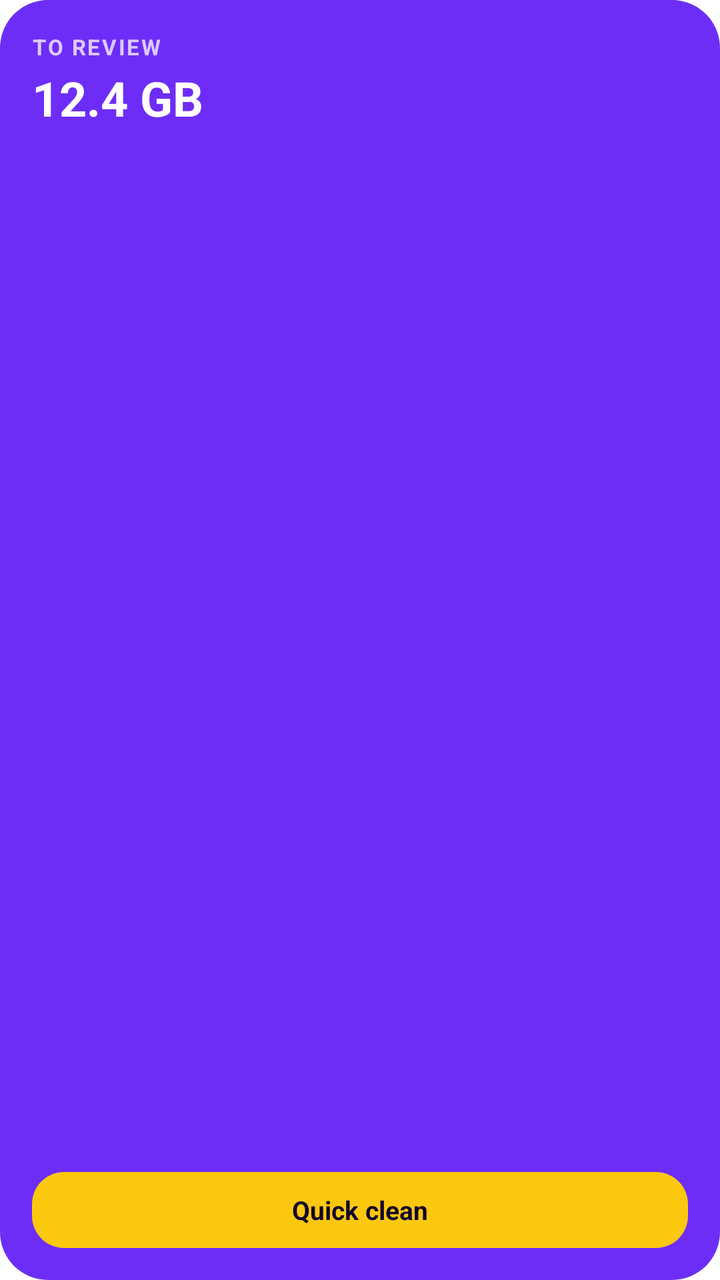
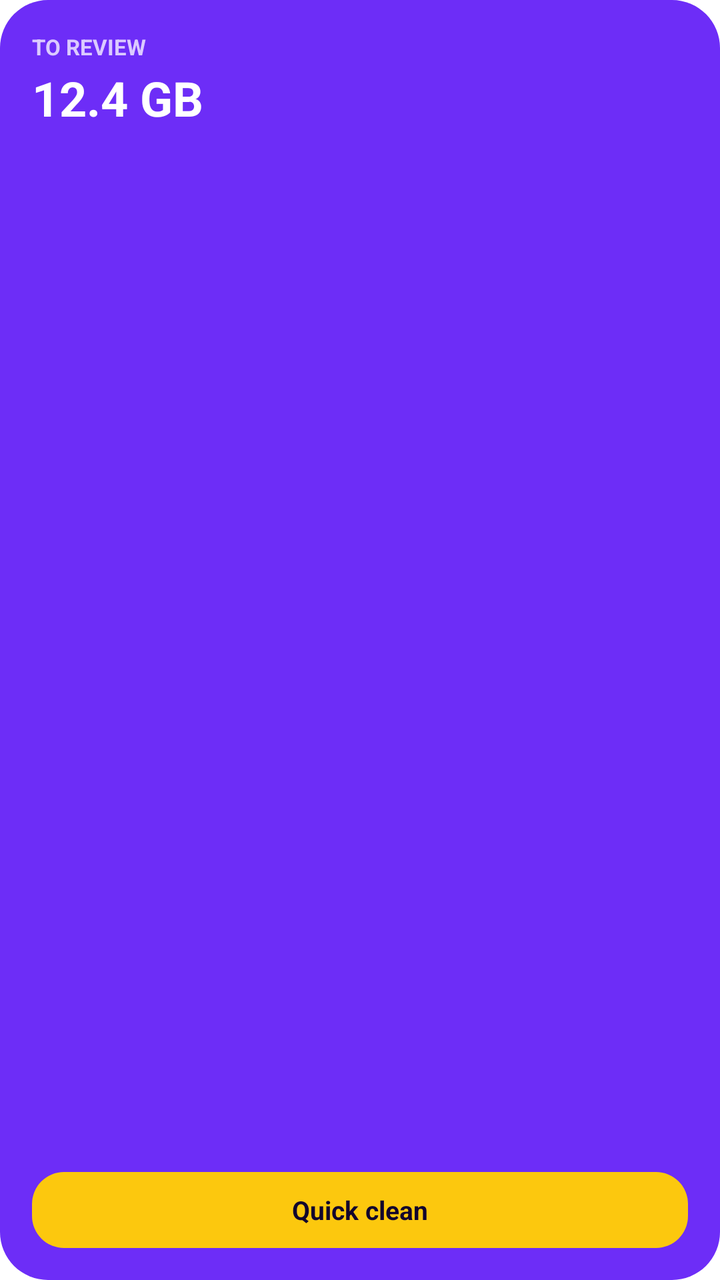

Two renders of the same Android screen: before a commit and after it. Below are the layout's source before the change and the commit's diff.
<!-- AndroidManifest.xml: fallback theme Theme.MaterialComponents.DayNight.NoActionBar -->
<!-- res/layout/snapsweep_widget_review.xml -->
<?xml version="1.0" encoding="utf-8"?>
<LinearLayout xmlns:android="http://schemas.android.com/apk/res/android"
    android:id="@+id/widget_review_container"
    android:layout_width="match_parent"
    android:layout_height="match_parent"
    android:background="@drawable/widget_background_violet"
    android:orientation="vertical"
    android:padding="16dp">

    <TextView
        android:id="@+id/widget_review_label"
        android:layout_width="wrap_content"
        android:layout_height="wrap_content"
        android:text="TO REVIEW"
        android:textColor="#DBCAFF"
        android:textSize="11sp"
        android:textStyle="bold"
        android:letterSpacing="0.08" />

    <TextView
        android:id="@+id/widget_review_size"
        android:layout_width="wrap_content"
        android:layout_height="wrap_content"
        android:layout_marginTop="2dp"
        android:text="12.4 GB"
        android:textColor="#FFFFFF"
        android:textSize="24sp"
        android:textStyle="bold" />

    <FrameLayout
        android:layout_width="match_parent"
        android:layout_height="0dp"
        android:layout_weight="1" />

    <TextView
        android:id="@+id/widget_review_btn_clean"
        android:layout_width="match_parent"
        android:layout_height="38dp"
        android:background="@drawable/widget_button_clean"
        android:gravity="center"
        android:text="Quick clean"
        android:textColor="#12052D"
        android:textSize="13sp"
        android:textStyle="bold" />
</LinearLayout>
<!-- resources referenced by this layout -->
<resources>
  <!-- drawable widget_background_violet (drawable) -->
  <?xml version="1.0" encoding="utf-8"?>
  <shape xmlns:android="http://schemas.android.com/apk/res/android"
      android:shape="rectangle">
      <solid android:color="#6D2DF7" />
      <corners android:radius="24dp" />
  </shape>
  <!-- drawable widget_button_clean (drawable) -->
  <?xml version="1.0" encoding="utf-8"?>
  <shape xmlns:android="http://schemas.android.com/apk/res/android"
      android:shape="rectangle">
      <solid android:color="#FCC80E" />
      <corners android:radius="16dp" />
  </shape>
</resources>

<!-- the commit's change to res/layout/snapsweep_widget_review.xml (unified diff, before → after) -->
@@ -14,8 +14,7 @@
         android:text="TO REVIEW"
         android:textColor="#DBCAFF"
         android:textSize="11sp"
-        android:textStyle="bold"
-        android:letterSpacing="0.08" />
+        android:textStyle="bold" />
 
     <TextView
         android:id="@+id/widget_review_size"
